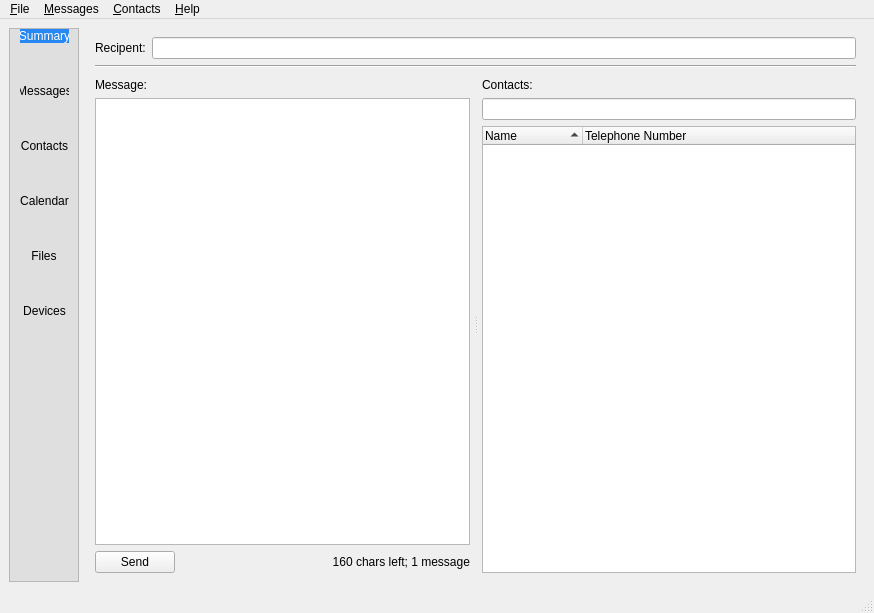
Qt form pc/ui/src/main.ui (Wonfee/series60-remote) before a commit.
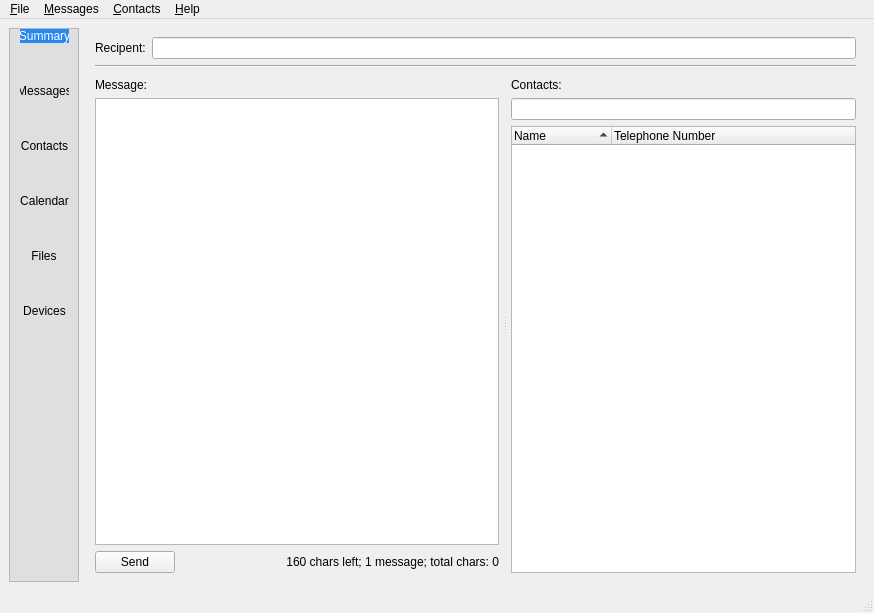
The same form after that commit. The open tabs and pages were chosen to show the change. Icons and pictures are not drawn. Custom widgets are drawn as their Qt base class.

Commit message:
it now shows the total number of characters from your message.
Language support is not really working. I tried to support English and German.

Patch:
```diff
--- a/pc/ui/src/main.ui
+++ b/pc/ui/src/main.ui
@@ -892,7 +892,7 @@
               <item>
                <widget class="QLabel" name="charLabel">
                 <property name="text">
-                 <string>160 chars left; 1 message</string>
+                 <string>160 chars left; 1 message; total chars: 0</string>
                 </property>
                 <property name="alignment">
                  <set>Qt::AlignRight|Qt::AlignTrailing|Qt::AlignVCenter</set>
```
The commit also changes 8 other files.
